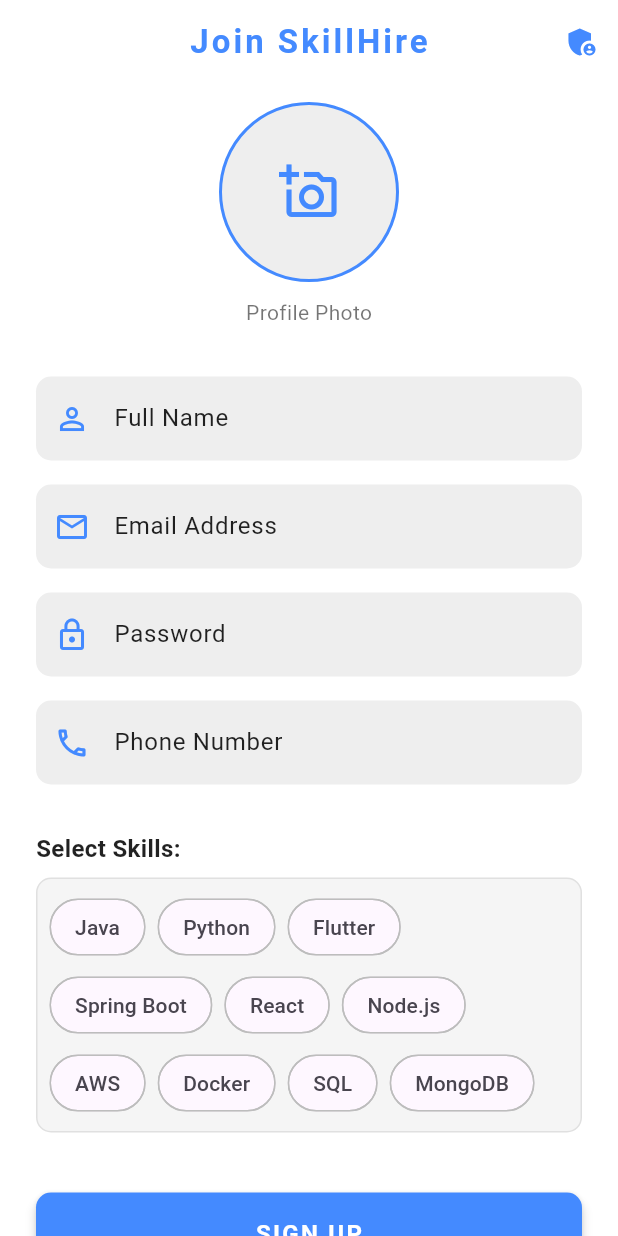
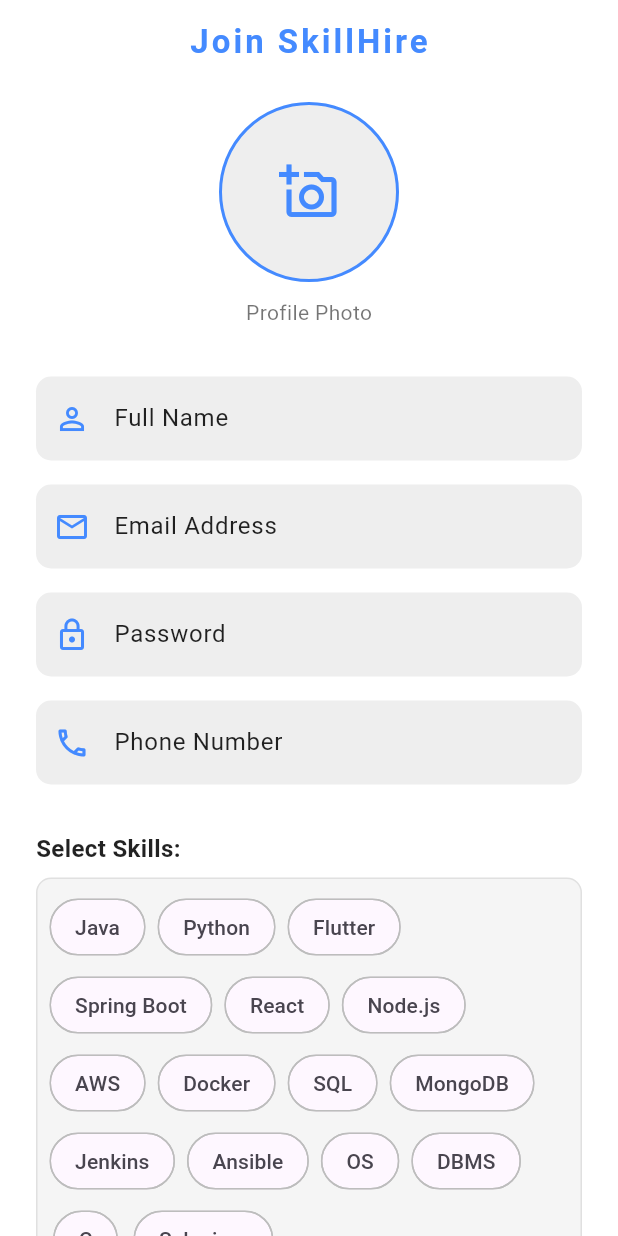
Before and after one commit to MouliSaiDeep/skill-hire, a Flutter app: the screen it shows after launch, on a phone screen of 412 x 824 dp. Run offline on Flutter 3.47's test engine with Material 3 defaults, Android fonts, the phone set to English and light mode, and no system bars; our stand-ins replace flutter_login, image_picker.

Commit message:
Fixed some UI conflicts

```diff
--- a/frontend/lib/screens/signup_screen.dart
+++ b/frontend/lib/screens/signup_screen.dart
@@ -3,7 +3,7 @@ import 'package:flutter/foundation.dart';
 import 'package:flutter/material.dart';
 import 'package:image_picker/image_picker.dart';
 import '../services/api_service.dart';
-import 'admin_login_screen.dart';
+
 
 class SignupScreen extends StatefulWidget {
   static const routeName = '/signup';
@@ -29,7 +29,7 @@ class _SignupScreenState extends State<SignupScreen> {
   final List<String> _availableSkills = [
     'Java', 'Python', 'Flutter', 'Spring Boot',
     'React', 'Node.js', 'AWS', 'Docker',
-    'SQL', 'MongoDB'
+    'SQL', 'MongoDB','Jenkins','Ansible','OS','DBMS','C','Selenium'
   ];
   final Set<String> _selectedSkills = {};
 
@@ -135,15 +135,15 @@ class _SignupScreenState extends State<SignupScreen> {
         elevation: 0,
         centerTitle: true,
         iconTheme: const IconThemeData(color: Colors.blueAccent),
-        actions: [
-          IconButton(
-            icon: const Icon(Icons.admin_panel_settings),
-            tooltip: 'Admin Login',
-            onPressed: () {
-              Navigator.of(context).pushNamed(AdminLoginScreen.routeName);
-            },
-          )
-        ],
+        // actions: [
+        //   IconButton(
+        //     icon: const Icon(Icons.admin_panel_settings),
+        //     tooltip: 'Admin Login',
+        //     onPressed: () {
+        //       Navigator.of(context).pushNamed(AdminLoginScreen.routeName);
+        //     },
+        //   )
+        // ],
       ),
       body: SafeArea(
         child: SingleChildScrollView(
--- a/openshift/mongodb-deployment.yaml
+++ b/openshift/mongodb-deployment.yaml
@@ -1,4 +1,4 @@
-apiVersion: app/v1
+apiVersion: apps/v1
 kind: Deployment
 metadata:
   name: mongodb-deployment
```
